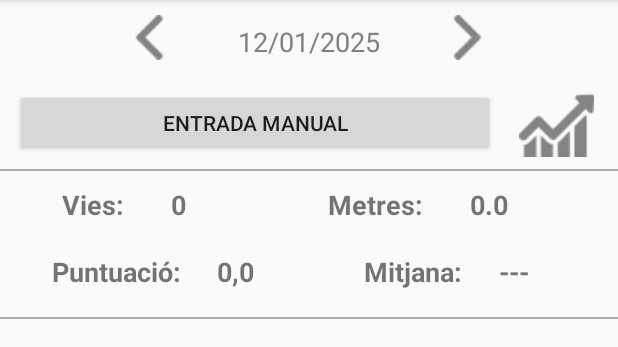
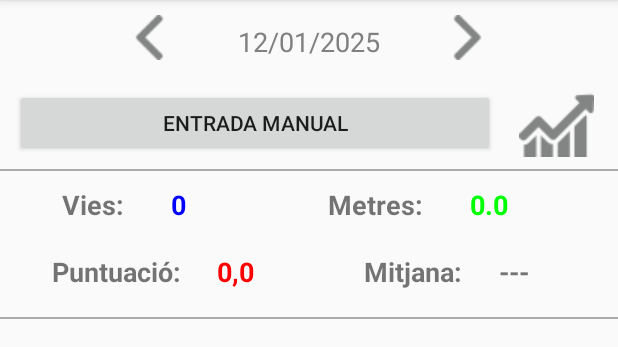
Before and after one commit to xmorera-joviat/ClimbingTrainingApp, an Android app: the screen it shows after launch (MainActivity), on a phone screen of 412 x 824 dp, the part 84-431 px from its top. Run offline under Robolectric (Android 15) with nearby library versions, the phone set to English and light mode, and no system bars; 21 statements that could not run were skipped.

Commit message:
versió 0.4.5 * substitució de SharedPreferences de puntuació per una classe nova, ja que la puntuació, tot i que arbitrària és igual per a tots els rocos. * color (vies, metres, punts)
---
* estandaritzar les penalitzacions (intent, descansos)
* canviar l'ordre de selecció de vies. generar botons de zona depenent del rocòdrom.
* Seleccionar el nombre de reposos en zona de corda (per defecte "neta")
* revisar penalització de metres en corda
* selecció de rocodrom
* configuració per diferents rocòdroms

* Expotar/Importar

* idiomes
* documentació i optimitzacions
* possibilitat de gravar vídeos

```diff
--- a/app/src/main/res/layout/activity_main.xml
+++ b/app/src/main/res/layout/activity_main.xml
@@ -138,7 +138,8 @@
                 android:text="---"
                 android:textSize="18sp"
                 android:textStyle="bold"
-                android:layout_weight="1"/>
+                android:layout_weight="1"
+                android:textColor="@color/blue"/>
 
             <TextView
                 android:layout_width="wrap_content"
@@ -156,7 +157,8 @@
                 android:text="---"
                 android:textSize="18sp"
                 android:textStyle="bold"
-                android:layout_weight="1"/>
+                android:layout_weight="1"
+                android:textColor="@color/green"/>
 
 
         </LinearLayout>
@@ -185,7 +187,8 @@
                 android:text="---"
                 android:textSize="18sp"
                 android:textStyle="bold"
-                android:layout_weight="1"/>
+                android:layout_weight="1"
+                android:textColor="@color/red"/>
 
             <TextView
                 android:layout_width="wrap_content"
```
